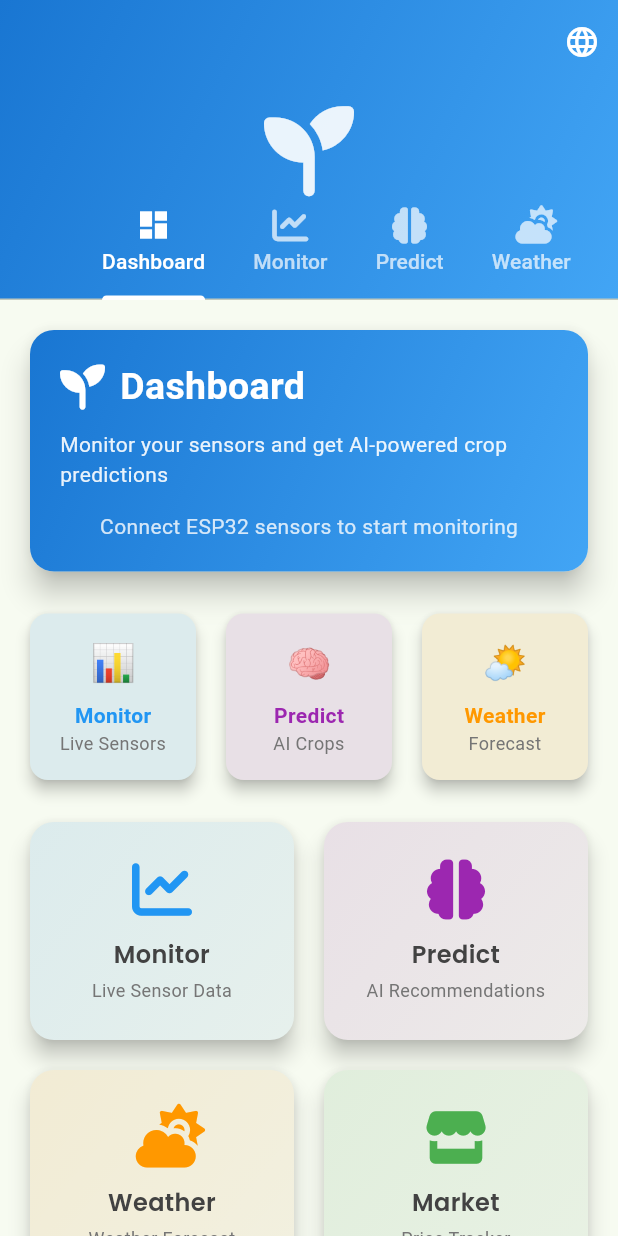
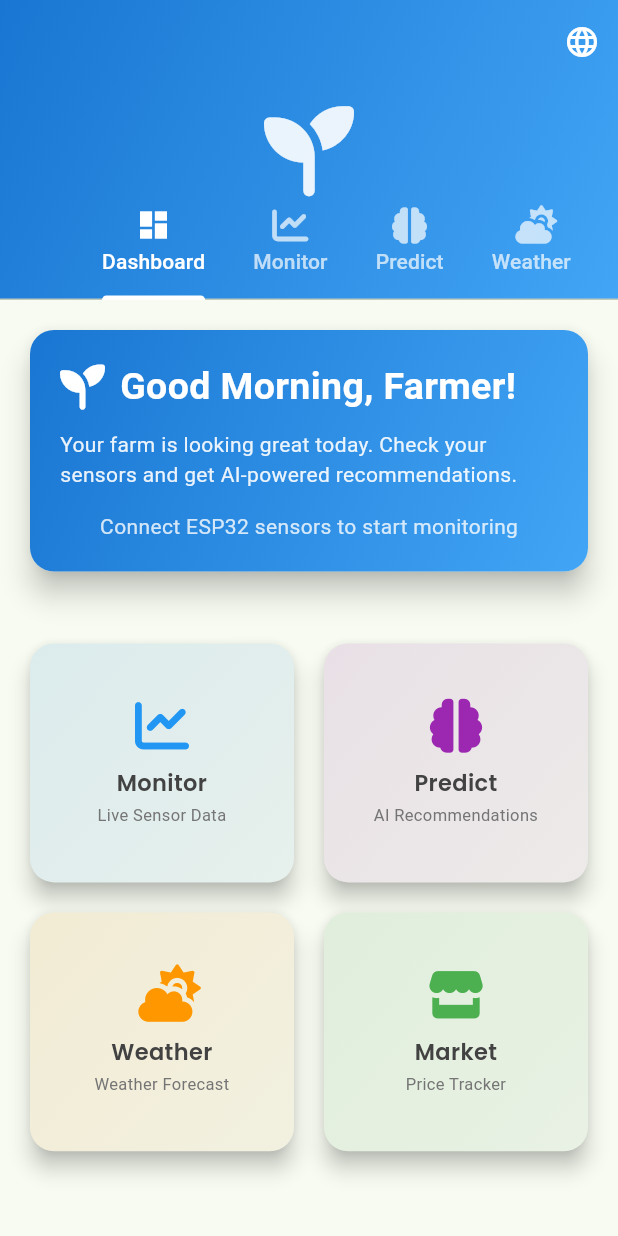
Before and after one commit to gowtham611/XYLEM, a Flutter app: the screen it shows after launch, on a phone screen of 412 x 824 dp. Run offline on Flutter 3.47's test engine with Material 3 defaults, Android fonts, the phone set to English and light mode, and no system bars; our stand-ins replace fl_chart, font_awesome_flutter, geocoding, geolocator, google_fonts, shared_preferences.

Commit message:
fix/kannada langauge been included for home page

```diff
--- a/lib/l10n/app_en.arb
+++ b/lib/l10n/app_en.arb
@@ -40,5 +40,11 @@
   "language": "Language",
   "selectLanguage": "Select Language",
   "english": "English",
-  "kannada": "ಕನ್ನಡ"
+  "kannada": "ಕನ್ನಡ",
+  "monitor": "Monitor",
+  "liveSensorData": "Live Sensor Data",
+  "predict": "Predict",
+  "aiRecommendations": "AI Recommendations",
+  "weatherForecast": "Weather Forecast",
+  "priceTracker": "Price Tracker"
 }
--- a/lib/l10n/app_kn.arb
+++ b/lib/l10n/app_kn.arb
@@ -40,5 +40,11 @@
   "language": "ಭಾಷೆ",
   "selectLanguage": "ಭಾಷೆ ಆಯ್ಕೆಮಾಡಿ",
   "english": "English",
-  "kannada": "ಕನ್ನಡ"
+  "kannada": "ಕನ್ನಡ",
+  "monitor": "ಮಾನಿಟರ್",
+  "liveSensorData": "ನೇರ ಸಂವೇದಕ ಡೇಟಾ",
+  "predict": "ಭವಿಷ್ಯ",
+  "aiRecommendations": "AI ಶಿಫಾರಸುಗಳು",
+  "weatherForecast": "ಹವಾಮಾನ ಮುನ್ಸೂಚನೆ",
+  "priceTracker": "ಬೆಲೆ ಟ್ರ್ಯಾಕರ್"
 }
--- a/lib/l10n/app_localizations.dart
+++ b/lib/l10n/app_localizations.dart
@@ -349,6 +349,42 @@ abstract class AppLocalizations {
   /// In en, this message translates to:
   /// **'ಕನ್ನಡ'**
   String get kannada;
+
+  /// No description provided for @monitor.
+  ///
+  /// In en, this message translates to:
+  /// **'Monitor'**
+  String get monitor;
+
+  /// No description provided for @liveSensorData.
+  ///
+  /// In en, this message translates to:
+  /// **'Live Sensor Data'**
+  String get liveSensorData;
+
+  /// No description provided for @predict.
+  ///
+  /// In en, this message translates to:
+  /// **'Predict'**
+  String get predict;
+
+  /// No description provided for @aiRecommendations.
+  ///
+  /// In en, this message translates to:
+  /// **'AI Recommendations'**
+  String get aiRecommendations;
+
+  /// No description provided for @weatherForecast.
+  ///
+  /// In en, this message translates to:
+  /// **'Weather Forecast'**
+  String get weatherForecast;
+
+  /// No description provided for @priceTracker.
+  ///
+  /// In en, this message translates to:
+  /// **'Price Tracker'**
+  String get priceTracker;
 }
 
 class _AppLocalizationsDelegate
--- a/lib/l10n/app_localizations_en.dart
+++ b/lib/l10n/app_localizations_en.dart
@@ -134,4 +134,22 @@ class AppLocalizationsEn extends AppLocalizations {
 
   @override
   String get kannada => 'ಕನ್ನಡ';
+
+  @override
+  String get monitor => 'Monitor';
+
+  @override
+  String get liveSensorData => 'Live Sensor Data';
+
+  @override
+  String get predict => 'Predict';
+
+  @override
+  String get aiRecommendations => 'AI Recommendations';
+
+  @override
+  String get weatherForecast => 'Weather Forecast';
+
+  @override
+  String get priceTracker => 'Price Tracker';
 }
--- a/lib/l10n/app_localizations_kn.dart
+++ b/lib/l10n/app_localizations_kn.dart
@@ -135,4 +135,22 @@ class AppLocalizationsKn extends AppLocalizations {
 
   @override
   String get kannada => 'ಕನ್ನಡ';
+
+  @override
+  String get monitor => 'ಮಾನಿಟರ್';
+
+  @override
+  String get liveSensorData => 'ನೇರ ಸಂವೇದಕ ಡೇಟಾ';
+
+  @override
+  String get predict => 'ಭವಿಷ್ಯ';
+
+  @override
+  String get aiRecommendations => 'AI ಶಿಫಾರಸುಗಳು';
+
+  @override
+  String get weatherForecast => 'ಹವಾಮಾನ ಮುನ್ಸೂಚನೆ';
+
+  @override
+  String get priceTracker => 'ಬೆಲೆ ಟ್ರ್ಯಾಕರ್';
 }
--- a/lib/screens/home_screen.dart
+++ b/lib/screens/home_screen.dart
@@ -13,6 +13,7 @@ import '../widgets/government_schemes_widget.dart';
 import '../widgets/language_selector_widget.dart';
 import '../screens/weather_screen.dart';
 import '../screens/market_screen.dart';
+import '../l10n/app_localizations.dart';
 
 class HomeScreen extends StatefulWidget {
   const HomeScreen({super.key});
@@ -38,6 +39,8 @@ class _HomeScreenState extends State<HomeScreen> with TickerProviderStateMixin {
 
   @override
   Widget build(BuildContext context) {
+    final l10n = AppLocalizations.of(context);
+
     return Scaffold(
       body: DefaultTabController(
         length: 6,
@@ -58,13 +61,6 @@ class _HomeScreenState extends State<HomeScreen> with TickerProviderStateMixin {
                   ),
                 ],
                 flexibleSpace: FlexibleSpaceBar(
-                  title: Text(
-                    ' ',
-                    style: GoogleFonts.poppins(
-                      fontWeight: FontWeight.w600,
-                      fontSize: 16,
-                    ),
-                  ),
                   background: Container(
                     decoration: const BoxDecoration(
                       gradient: LinearGradient(
@@ -88,13 +84,13 @@ class _HomeScreenState extends State<HomeScreen> with TickerProviderStateMixin {
                 ),
                 bottom: TabBar(
                   controller: _tabController,
-                  tabs: const [
-                    Tab(icon: Icon(Icons.dashboard), text: 'Dashboard'),
-                    Tab(icon: Icon(FontAwesomeIcons.chartLine), text: 'Monitor'),
-                    Tab(icon: Icon(FontAwesomeIcons.brain), text: 'Predict'),
-                    Tab(icon: Icon(FontAwesomeIcons.cloudSun), text: 'Weather'),
-                    Tab(icon: Icon(FontAwesomeIcons.store), text: 'Market'),
-                    Tab(icon: Icon(FontAwesomeIcons.landmark), text: 'Schemes'),
+                  tabs: [
+                    Tab(icon: const Icon(Icons.dashboard), text: l10n?.dashboard ?? 'Dashboard'),
+                    Tab(icon: const Icon(FontAwesomeIcons.chartLine), text: l10n?.sensors ?? 'Monitor'),
+                    Tab(icon: const Icon(FontAwesomeIcons.brain), text: l10n?.predictedCrop ?? 'Predict'),
+                    Tab(icon: const Icon(FontAwesomeIcons.cloudSun), text: l10n?.weather ?? 'Weather'),
+                    Tab(icon: const Icon(FontAwesomeIcons.store), text: l10n?.market ?? 'Market'),
+                    Tab(icon: const Icon(FontAwesomeIcons.landmark), text: l10n?.schemes ?? 'Schemes'),
                   ],
                   isScrollable: true,
                   indicatorColor: Colors.white,
@@ -129,7 +125,6 @@ class _HomeScreenState extends State<HomeScreen> with TickerProviderStateMixin {
         children: [
           _buildWelcomeCard(context),
           const SizedBox(height: 20),
-          _buildQuickStatsRow(context),
           const SizedBox(height: 20),
           _buildFeaturesGrid(context),
           const SizedBox(height: 20),
@@ -139,6 +134,8 @@ class _HomeScreenState extends State<HomeScreen> with TickerProviderStateMixin {
   }
 
   Widget _buildWelcomeCard(BuildContext context) {
+    final l10n = AppLocalizations.of(context);
+
     return Consumer<SensorDataProvider>(
       builder: (context, sensorProvider, child) {
         final currentData = sensorProvider.currentData;
@@ -165,7 +162,7 @@ class _HomeScreenState extends State<HomeScreen> with TickerProviderStateMixin {
                     const Icon(FontAwesomeIcons.seedling, color: Colors.white, size: 30),
                     const SizedBox(width: 10),
                     Text(
-                      'Dashboard',
+                      l10n?.goodMorning ?? 'Good Morning, Farmer!',
                       style: GoogleFonts.roboto(
                         fontSize: 25,
                         fontWeight: FontWeight.w600,
@@ -176,7 +173,7 @@ class _HomeScreenState extends State<HomeScreen> with TickerProviderStateMixin {
                 ),
                 const SizedBox(height: 10),
                 Text(
-                  'Monitor your sensors and get AI-powered crop predictions',
+                  l10n?.farmStatus ?? 'Your farm is looking great today. Check your sensors and get AI-powered recommendations.',
                   style: GoogleFonts.roboto(
                     fontSize: 14,
                     color: Colors.white.withOpacity(0.9),
@@ -187,15 +184,15 @@ class _HomeScreenState extends State<HomeScreen> with TickerProviderStateMixin {
                   Row(
                     mainAxisAlignment: MainAxisAlignment.spaceAround,
                     children: [
-                      _buildQuickStat('🌡️', '${currentData.temperature.toStringAsFixed(1)}°C', 'Temperature'),
-                      _buildQuickStat('💧', '${currentData.humidity.toStringAsFixed(1)}%', 'Humidity'),
+                      _buildQuickStat('🌡️', '${currentData.temperature.toStringAsFixed(1)}°C', l10n?.temperature ?? 'Temperature'),
+                      _buildQuickStat('💧', '${currentData.humidity.toStringAsFixed(1)}%', l10n?.humidity ?? 'Humidity'),
                       _buildQuickStat('🌱', currentData.ph.toStringAsFixed(1), 'Soil pH'),
                     ],
                   )
                 else
                   Center(
                     child: Text(
-                      'Connect ESP32 sensors to start monitoring',
+                      l10n?.connectESP32 ?? 'Connect ESP32 sensors to start monitoring',
                       style: GoogleFonts.roboto(
                         color: Colors.white.withOpacity(0.8),
                         fontSize: 14,
@@ -234,64 +231,13 @@ class _HomeScreenState extends State<HomeScreen> with TickerProviderStateMixin {
     );
   }
 
-  Widget _buildQuickStatsRow(BuildContext context) {
-    return Row(
-      children: [
-        Expanded(child: _buildStatCard('📊', 'Monitor', 'Live Sensors', Colors.blue, 1)),
-        const SizedBox(width: 12),
-        Expanded(child: _buildStatCard('🧠', 'Predict', 'AI Crops', Colors.purple, 2)),
-        const SizedBox(width: 12),
-        Expanded(child: _buildStatCard('🌤️', 'Weather', 'Forecast', Colors.orange, 3)),
-      ],
-    );
-  }
-
-  Widget _buildStatCard(String icon, String action, String subject, Color color, int tabIndex) {
-    return Card(
-      elevation: 4,
-      shape: RoundedRectangleBorder(borderRadius: BorderRadius.circular(12)),
-      child: InkWell(
-        onTap: () => _tabController.animateTo(tabIndex),
-        borderRadius: BorderRadius.circular(12),
-        child: Container(
-          padding: const EdgeInsets.all(16),
-          decoration: BoxDecoration(
-            borderRadius: BorderRadius.circular(12),
-            color: color.withOpacity(0.1),
-          ),
-          child: Column(
-            children: [
-              Text(icon, style: const TextStyle(fontSize: 24)),
-              const SizedBox(height: 8),
-              Text(
-                action,
-                style: GoogleFonts.roboto(
-                  fontSize: 14,
-                  fontWeight: FontWeight.bold,
-                  color: color,
-                ),
-              ),
-              Text(
-                subject,
-                style: GoogleFonts.roboto(
-                  fontSize: 12,
-                  color: Colors.grey[600],
-                ),
-                textAlign: TextAlign.center,
-              ),
-            ],
-          ),
-        ),
-      ),
-    );
-  }
-
   Widget _buildFeaturesGrid(BuildContext context) {
+    final l10n = AppLocalizations.of(context);
     final features = [
-      {'icon': FontAwesomeIcons.chartLine, 'title': 'Monitor', 'subtitle': 'Live Sensor Data', 'color': const Color(0xFF2196F3), 'tab': 1},
-      {'icon': FontAwesomeIcons.brain, 'title': 'Predict', 'subtitle': 'AI Recommendations', 'color': const Color(0xFF9C27B0), 'tab': 2},
-      {'icon': FontAwesomeIcons.cloudSun, 'title': 'Weather', 'subtitle': 'Weather Forecast', 'color': const Color(0xFFFF9800), 'tab': 3},
-      {'icon': FontAwesomeIcons.store, 'title': 'Market', 'subtitle': 'Price Tracker', 'color': const Color(0xFF4CAF50), 'tab': 4},
+      {'icon': FontAwesomeIcons.chartLine, 'title': l10n?.monitor ?? 'Monitor', 'subtitle': l10n?.liveSensorData ?? 'Live Sensor Data', 'color': const Color(0xFF2196F3), 'tab': 1},
+      {'icon': FontAwesomeIcons.brain, 'title': l10n?.predict ?? 'Predict', 'subtitle': l10n?.aiRecommendations ?? 'AI Recommendations', 'color': const Color(0xFF9C27B0), 'tab': 2},
+      {'icon': FontAwesomeIcons.cloudSun, 'title': l10n?.weather ?? 'Weather', 'subtitle': l10n?.weatherForecast ?? 'Weather Forecast', 'color': const Color(0xFFFF9800), 'tab': 3},
+      {'icon': FontAwesomeIcons.store, 'title': l10n?.market ?? 'Market', 'subtitle': l10n?.priceTracker ?? 'Price Tracker', 'color': const Color(0xFF4CAF50), 'tab': 4},
     ];
 
     return GridView.builder(
@@ -299,7 +245,7 @@ class _HomeScreenState extends State<HomeScreen> with TickerProviderStateMixin {
       physics: const NeverScrollableScrollPhysics(),
       gridDelegate: const SliverGridDelegateWithFixedCrossAxisCount(
         crossAxisCount: 2,
-        childAspectRatio: 1.2,
+        childAspectRatio: 1.1,
         crossAxisSpacing: 12,
         mainAxisSpacing: 12,
       ),
@@ -315,7 +261,7 @@ class _HomeScreenState extends State<HomeScreen> with TickerProviderStateMixin {
             },
             borderRadius: BorderRadius.circular(16),
             child: Container(
-              padding: const EdgeInsets.all(16),
+              padding: const EdgeInsets.all(14),
               decoration: BoxDecoration(
                 borderRadius: BorderRadius.circular(16),
                 gradient: LinearGradient(
@@ -329,30 +275,35 @@ class _HomeScreenState extends State<HomeScreen> with TickerProviderStateMixin {
               ),
               child: Column(
                 mainAxisAlignment: MainAxisAlignment.center,
+                mainAxisSize: MainAxisSize.min,
                 children: [
                   Icon(
                     feature['icon'] as IconData,
-                    size: 40,
+                    size: 36,
                     color: feature['color'] as Color,
                   ),
-                  const SizedBox(height: 12),
+                  const SizedBox(height: 10),
                   Text(
                     feature['title'] as String,
                     style: GoogleFonts.poppins(
-                      fontSize: 16,
+                      fontSize: 15,
                       fontWeight: FontWeight.w600,
                       color: Colors.grey[800],
                     ),
                     textAlign: TextAlign.center,
+                    maxLines: 1,
+                    overflow: TextOverflow.ellipsis,
                   ),
-                  const SizedBox(height: 4),
+                  const SizedBox(height: 3),
                   Text(
                     feature['subtitle'] as String,
                     style: GoogleFonts.roboto(
-                      fontSize: 12,
+                      fontSize: 11,
                       color: Colors.grey[600],
                     ),
                     textAlign: TextAlign.center,
+                    maxLines: 1,
+                    overflow: TextOverflow.ellipsis,
                   ),
                 ],
               ),
--- a/lib/widgets/language_selector_widget.dart
+++ b/lib/widgets/language_selector_widget.dart
@@ -1,12 +1,15 @@
 import 'package:flutter/material.dart';
 import 'package:provider/provider.dart';
 import '../providers/language_provider.dart';
+import '../l10n/app_localizations.dart';
 
 class LanguageSelectorWidget extends StatelessWidget {
   const LanguageSelectorWidget({super.key});
 
   @override
   Widget build(BuildContext context) {
+    final l10n = AppLocalizations.of(context);
+
     return Consumer<LanguageProvider>(
       builder: (context, languageProvider, child) {
         return Container(
@@ -15,7 +18,7 @@ class LanguageSelectorWidget extends StatelessWidget {
             mainAxisSize: MainAxisSize.min,
             children: [
               Text(
-                'Select Language',
+                l10n?.selectLanguage ?? 'Select Language',
                 style: Theme.of(context).textTheme.titleLarge,
               ),
               const SizedBox(height: 20),
```
Also changed, not shown: 3 other files.
